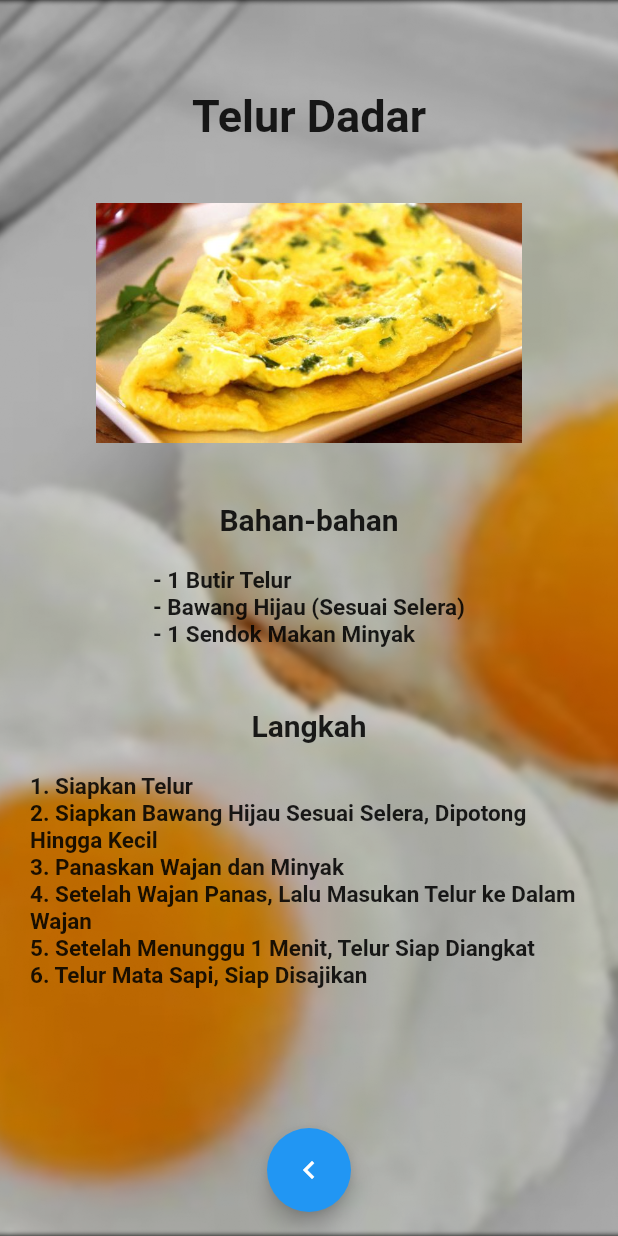
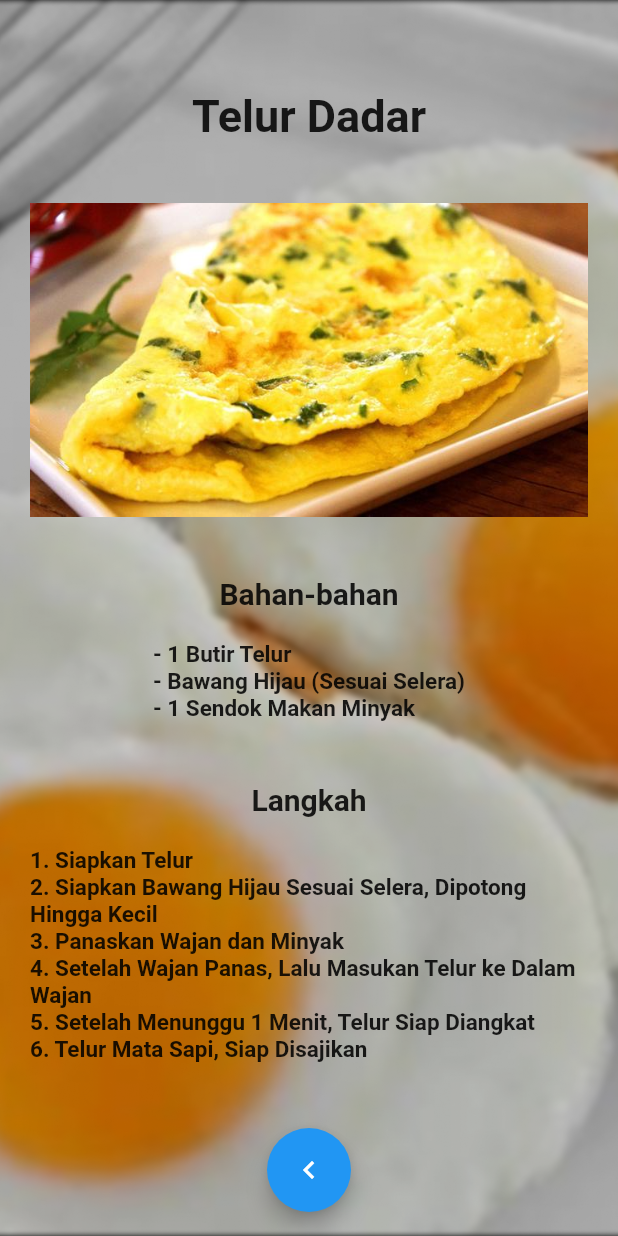
Before and after one commit to naniika/ResepTelor, a Flutter app: the DTelurDadar screen opened directly, on a phone screen of 412 x 824 dp. Run offline on Flutter 3.47's test engine with Material 2 defaults, Android fonts, the phone set to English and light mode, and no system bars.

Commit message:
width => fitWidth

```diff
--- a/lib/users/detail/DTelurDadar.dart
+++ b/lib/users/detail/DTelurDadar.dart
@@ -29,7 +29,7 @@ class _DTelurDadarState extends State<DTelurDadar> {
                 Padding(padding: EdgeInsets.symmetric(vertical: 20)),
                 Image.asset(
                   'assets/images/telurdadar.jpg',
-                  height: 160,
+                  fit: BoxFit.fitWidth,
                 ),
                 Padding(padding: EdgeInsets.symmetric(vertical: 20)),
                 Text('Bahan-bahan',
--- a/lib/users/detail/DTelurKecap.dart
+++ b/lib/users/detail/DTelurKecap.dart
@@ -29,7 +29,7 @@ class _DTelurKecapState extends State<DTelurKecap> {
                 Padding(padding: EdgeInsets.symmetric(vertical: 20)),
                 Image.asset(
                   'assets/images/telurkecap.jpg',
-                  height: 200,
+                  fit: BoxFit.fitWidth,
                 ),
                 Padding(padding: EdgeInsets.symmetric(vertical: 20)),
                 Text('Bahan-bahan',
--- a/lib/users/detail/DTelurMataSapi.dart
+++ b/lib/users/detail/DTelurMataSapi.dart
@@ -29,7 +29,7 @@ class _DTelurMataSapiState extends State<DTelurMataSapi> {
                 Padding(padding: EdgeInsets.symmetric(vertical: 20)),
                 Image.asset(
                   'assets/images/telurmatasapi.jpg',
-                  width: 380,
+                  fit: BoxFit.fitWidth,
                 ),
                 Padding(padding: EdgeInsets.symmetric(vertical: 20)),
                 Text('Bahan-bahan',
```
